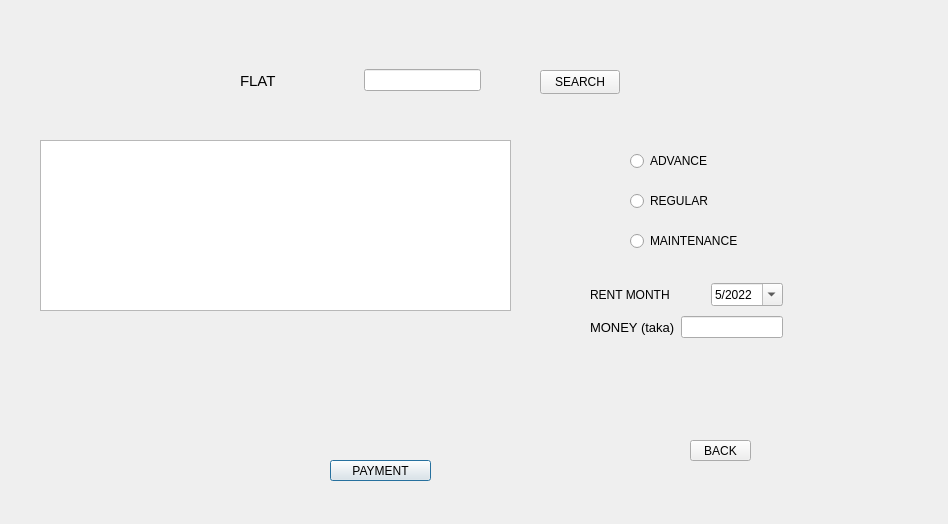
Before: the Qt Designer form transactions.ui in faisal-ahmed-dev/HOME-RENTAL-MANAGEMENT, drawn with Qt 5.
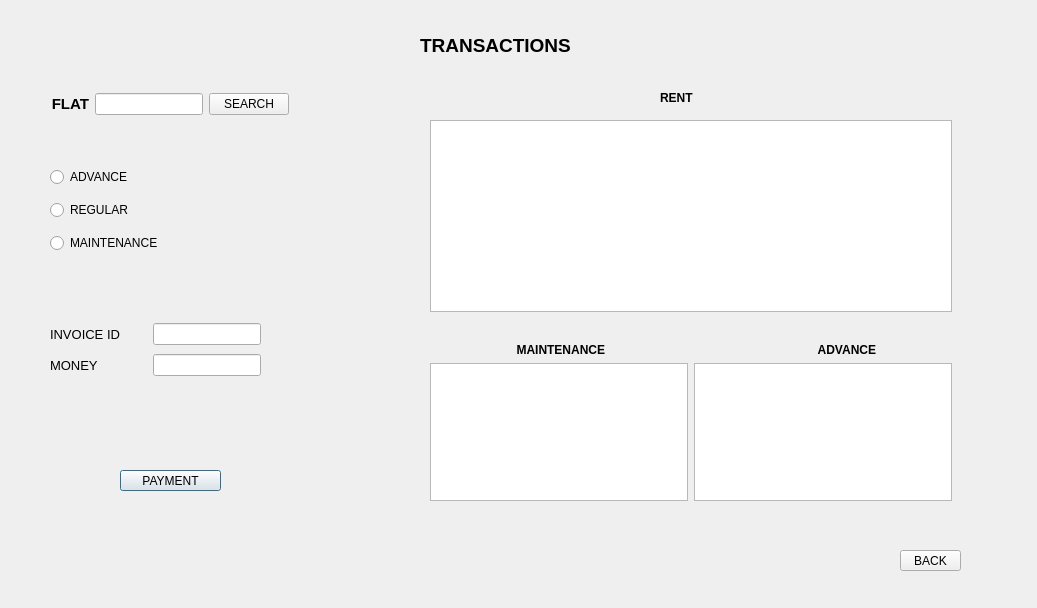
After: the same form once the commit is applied.

The edit to the form file:
```diff
--- a/transactions.ui
+++ b/transactions.ui
@@ -6,52 +6,18 @@
    <rect>
     <x>0</x>
     <y>0</y>
-    <width>948</width>
-    <height>524</height>
+    <width>1037</width>
+    <height>608</height>
    </rect>
   </property>
   <property name="windowTitle">
    <string>TRANSACTIONS</string>
   </property>
-  <widget class="QWidget" name="layoutWidget">
-   <property name="geometry">
-    <rect>
-     <x>240</x>
-     <y>60</y>
-     <width>241</width>
-     <height>41</height>
-    </rect>
-   </property>
-   <layout class="QHBoxLayout" name="horizontalLayout">
-    <item>
-     <widget class="QLabel" name="label">
-      <property name="font">
-       <font>
-        <pointsize>11</pointsize>
-       </font>
-      </property>
-      <property name="text">
-       <string>FLAT</string>
-      </property>
-     </widget>
-    </item>
-    <item>
-     <widget class="QLineEdit" name="lineEdit_search">
-      <property name="sizePolicy">
-       <sizepolicy hsizetype="Preferred" vsizetype="Fixed">
-        <horstretch>0</horstretch>
-        <verstretch>0</verstretch>
-       </sizepolicy>
-      </property>
-     </widget>
-    </item>
-   </layout>
-  </widget>
   <widget class="QPushButton" name="pushButton_PAYMENT">
    <property name="geometry">
     <rect>
-     <x>330</x>
-     <y>460</y>
+     <x>120</x>
+     <y>470</y>
      <width>101</width>
      <height>21</height>
     </rect>
@@ -63,8 +29,8 @@
   <widget class="QPushButton" name="pushButton_BACK">
    <property name="geometry">
     <rect>
-     <x>690</x>
-     <y>440</y>
+     <x>900</x>
+     <y>550</y>
      <width>61</width>
      <height>21</height>
     </rect>
@@ -73,103 +39,216 @@
     <string>BACK</string>
    </property>
   </widget>
-  <widget class="QTableWidget" name="tableWidget">
+  <widget class="QWidget" name="layoutWidget">
    <property name="geometry">
     <rect>
-     <x>40</x>
-     <y>140</y>
-     <width>471</width>
-     <height>171</height>
+     <x>50</x>
+     <y>160</y>
+     <width>121</width>
+     <height>101</height>
     </rect>
    </property>
+   <layout class="QVBoxLayout" name="verticalLayout_2">
+    <item>
+     <widget class="QRadioButton" name="radioButton_advance">
+      <property name="text">
+       <string>ADVANCE</string>
+      </property>
+     </widget>
+    </item>
+    <item>
+     <widget class="QRadioButton" name="radioButton_regular">
+      <property name="text">
+       <string>REGULAR</string>
+      </property>
+     </widget>
+    </item>
+    <item>
+     <widget class="QRadioButton" name="radioButton_MAINTENANCE">
+      <property name="text">
+       <string>MAINTENANCE</string>
+      </property>
+     </widget>
+    </item>
+   </layout>
   </widget>
-  <widget class="QPushButton" name="pushButton_SEARCH">
+  <widget class="QWidget" name="layoutWidget">
    <property name="geometry">
     <rect>
-     <x>540</x>
-     <y>70</y>
-     <width>80</width>
-     <height>24</height>
+     <x>430</x>
+     <y>120</y>
+     <width>522</width>
+     <height>381</height>
     </rect>
    </property>
-   <property name="text">
-    <string>SEARCH</string>
+   <layout class="QVBoxLayout" name="verticalLayout_3">
+    <item>
+     <widget class="QTableWidget" name="tableWidget">
+      <property name="sizePolicy">
+       <sizepolicy hsizetype="Expanding" vsizetype="Minimum">
+        <horstretch>0</horstretch>
+        <verstretch>0</verstretch>
+       </sizepolicy>
+      </property>
+     </widget>
+    </item>
+    <item>
+     <spacer name="verticalSpacer">
+      <property name="orientation">
+       <enum>Qt::Vertical</enum>
+      </property>
+      <property name="sizeType">
+       <enum>QSizePolicy::Fixed</enum>
+      </property>
+      <property name="sizeHint" stdset="0">
+       <size>
+        <width>20</width>
+        <height>25</height>
+       </size>
+      </property>
+     </spacer>
+    </item>
+    <item>
+     <widget class="QLabel" name="label_5">
+      <property name="font">
+       <font>
+        <bold>true</bold>
+       </font>
+      </property>
+      <property name="text">
+       <string>                          MAINTENANCE                                                                ADVANCE</string>
+      </property>
+     </widget>
+    </item>
+    <item>
+     <layout class="QHBoxLayout" name="horizontalLayout_3">
+      <item>
+       <widget class="QTableWidget" name="tableWidget_2"/>
+      </item>
+      <item>
+       <widget class="QTableWidget" name="tableWidget_3"/>
+      </item>
+     </layout>
+    </item>
+   </layout>
+  </widget>
+  <widget class="QWidget" name="layoutWidget">
+   <property name="geometry">
+    <rect>
+     <x>50</x>
+     <y>90</y>
+     <width>239</width>
+     <height>28</height>
+    </rect>
    </property>
+   <layout class="QHBoxLayout" name="horizontalLayout_4">
+    <item>
+     <widget class="QLabel" name="label">
+      <property name="font">
+       <font>
+        <pointsize>11</pointsize>
+        <bold>true</bold>
+       </font>
+      </property>
+      <property name="text">
+       <string>FLAT</string>
+      </property>
+      <property name="alignment">
+       <set>Qt::AlignRight|Qt::AlignTrailing|Qt::AlignVCenter</set>
+      </property>
+     </widget>
+    </item>
+    <item>
+     <layout class="QHBoxLayout" name="horizontalLayout">
+      <item>
+       <widget class="QLineEdit" name="lineEdit_search">
+        <property name="sizePolicy">
+         <sizepolicy hsizetype="Preferred" vsizetype="Fixed">
+          <horstretch>0</horstretch>
+          <verstretch>0</verstretch>
+         </sizepolicy>
+        </property>
+       </widget>
+      </item>
+      <item>
+       <widget class="QPushButton" name="pushButton_SEARCH">
+        <property name="text">
+         <string>SEARCH</string>
+        </property>
+       </widget>
+      </item>
+     </layout>
+    </item>
+   </layout>
   </widget>
-  <widget class="QRadioButton" name="radioButton_advance">
+  <widget class="QLabel" name="label_3">
    <property name="geometry">
     <rect>
-     <x>630</x>
-     <y>150</y>
-     <width>91</width>
-     <height>22</height>
+     <x>420</x>
+     <y>20</y>
+     <width>161</width>
+     <height>51</height>
     </rect>
    </property>
+   <property name="font">
+    <font>
+     <pointsize>14</pointsize>
+     <bold>true</bold>
+    </font>
+   </property>
    <property name="text">
-    <string>ADVANCE</string>
+    <string>TRANSACTIONS</string>
    </property>
   </widget>
-  <widget class="QRadioButton" name="radioButton_regular">
+  <widget class="QLabel" name="label_6">
    <property name="geometry">
     <rect>
-     <x>630</x>
-     <y>190</y>
-     <width>91</width>
-     <height>22</height>
+     <x>660</x>
+     <y>90</y>
+     <width>49</width>
+     <height>16</height>
     </rect>
    </property>
+   <property name="font">
+    <font>
+     <bold>true</bold>
+    </font>
+   </property>
    <property name="text">
-    <string>REGULAR</string>
+    <string>RENT </string>
    </property>
   </widget>
   <widget class="QWidget" name="layoutWidget">
    <property name="geometry">
     <rect>
-     <x>590</x>
-     <y>280</y>
-     <width>193</width>
-     <height>62</height>
+     <x>50</x>
+     <y>320</y>
+     <width>211</width>
+     <height>61</height>
     </rect>
    </property>
    <layout class="QVBoxLayout" name="verticalLayout">
     <item>
-     <layout class="QHBoxLayout" name="horizontalLayout_17">
-      <property name="spacing">
-       <number>0</number>
-      </property>
+     <layout class="QHBoxLayout" name="horizontalLayout_5">
       <item>
-       <widget class="QLabel" name="label_18">
+       <widget class="QLabel" name="label_invoice">
+        <property name="font">
+         <font>
+          <pointsize>10</pointsize>
+         </font>
+        </property>
+        <property name="text">
+         <string>INVOICE ID</string>
+        </property>
+       </widget>
+      </item>
+      <item>
+       <widget class="QLineEdit" name="lineEdit_ID">
         <property name="sizePolicy">
-         <sizepolicy hsizetype="Preferred" vsizetype="Preferred">
+         <sizepolicy hsizetype="Preferred" vsizetype="Fixed">
           <horstretch>0</horstretch>
           <verstretch>0</verstretch>
          </sizepolicy>
-        </property>
-        <property name="minimumSize">
-         <size>
-          <width>121</width>
-          <height>26</height>
-         </size>
-        </property>
-        <property name="text">
-         <string>RENT MONTH</string>
-        </property>
-       </widget>
-      </item>
-      <item>
-       <widget class="QDateEdit" name="dateEdit_2">
-        <property name="displayFormat">
-         <string>M/yyyy</string>
-        </property>
-        <property name="calendarPopup">
-         <bool>true</bool>
-        </property>
-        <property name="date">
-         <date>
-          <year>2022</year>
-          <month>5</month>
-          <day>1</day>
-         </date>
         </property>
        </widget>
       </item>
@@ -178,14 +257,20 @@
     <item>
      <layout class="QHBoxLayout" name="horizontalLayout_2">
       <item>
-       <widget class="QLabel" name="label_2">
+       <widget class="QLabel" name="label_money">
+        <property name="sizePolicy">
+         <sizepolicy hsizetype="Preferred" vsizetype="Preferred">
+          <horstretch>0</horstretch>
+          <verstretch>0</verstretch>
+         </sizepolicy>
+        </property>
         <property name="font">
          <font>
           <pointsize>10</pointsize>
          </font>
         </property>
         <property name="text">
-         <string>MONEY (taka)</string>
+         <string>MONEY </string>
         </property>
        </widget>
       </item>
@@ -203,19 +288,6 @@
     </item>
    </layout>
   </widget>
-  <widget class="QRadioButton" name="radioButton_MAINTENANCE">
-   <property name="geometry">
-    <rect>
-     <x>630</x>
-     <y>230</y>
-     <width>121</width>
-     <height>22</height>
-    </rect>
-   </property>
-   <property name="text">
-    <string>MAINTENANCE</string>
-   </property>
-  </widget>
  </widget>
  <resources/>
  <connections/>
```
